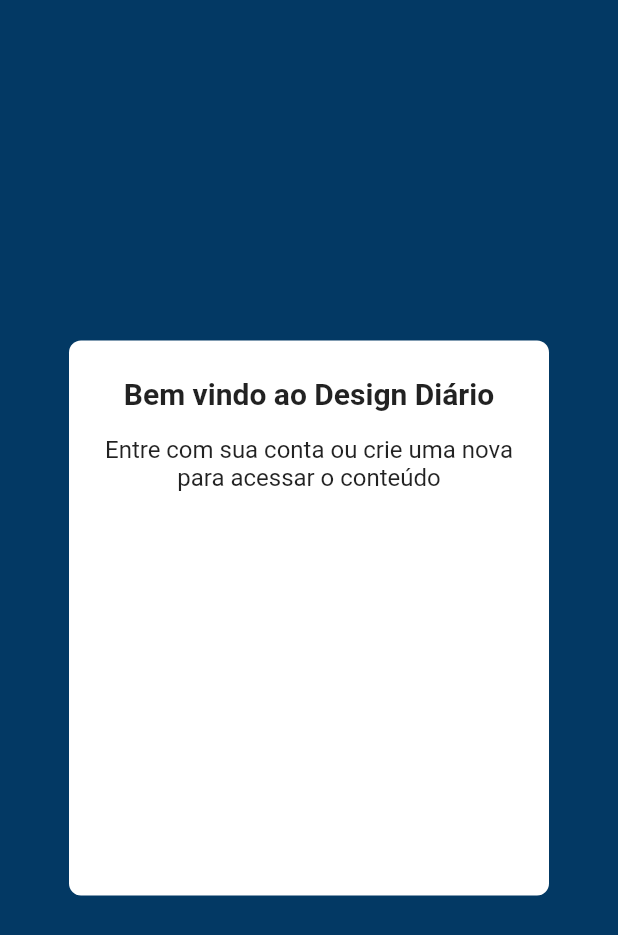
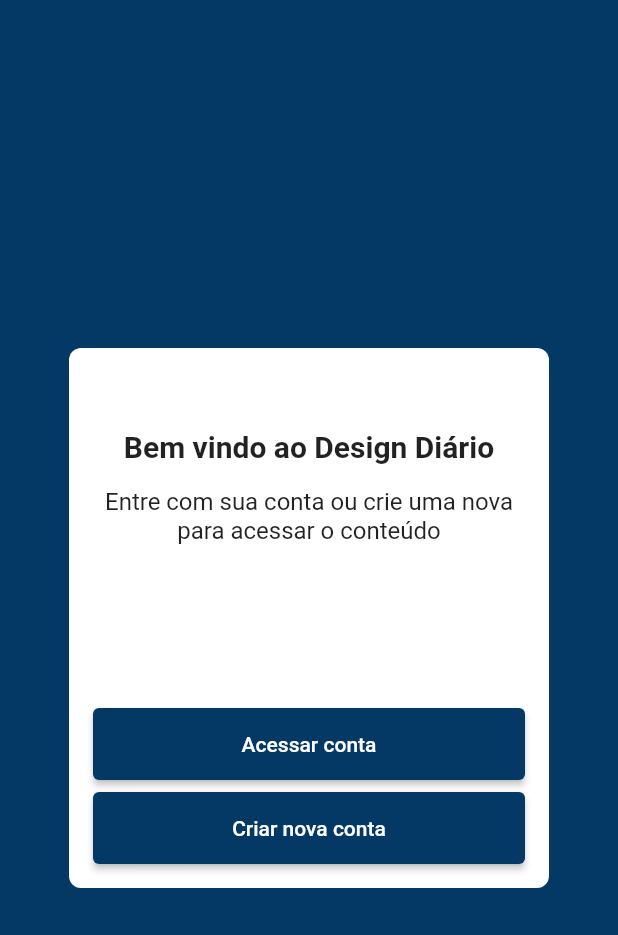
Before and after one commit to Rafa-Oli/article, a Flutter app: the screen it shows after launch, on a phone screen of 412 x 824 dp. Shown: the top 935 px of the screen. Run offline on Flutter 3.47's test engine with Material 2 defaults, Android fonts, the phone set to English and light mode, and no system bars; our stand-ins replace flutter_bloc.

Commit message:
feat: finish screen initial

```diff
--- a/lib/features/authentication/screens/initial_screen.dart
+++ b/lib/features/authentication/screens/initial_screen.dart
@@ -20,15 +20,22 @@ class _InitialScreenState extends State<InitialScreen> {
         backgroundColor: Colors.transparent,
         body: Center(
           child: Container(
-              // color: Colors.white,
               decoration: BoxDecoration(
-                  color: Colors.white, borderRadius: BorderRadius.circular(8)),
+                color: Colors.white,
+                borderRadius: BorderRadius.circular(8),
+              ),
               width: 320,
-              height: 370,
+              height: 360,
               child: Padding(
                 padding: const EdgeInsets.all(16.0),
                 child: Column(
-                  // mainAxisAlignment: MainAxisAlignment.center,
+                  mainAxisAlignment: MainAxisAlignment.spaceBetween,
+                  crossAxisAlignment: CrossAxisAlignment.center,
+                  children: [
+                    Padding(
+                      padding: const EdgeInsets.symmetric(vertical: 30),
+                      child: Column(
+                        mainAxisAlignment: MainAxisAlignment.center,
                         crossAxisAlignment: CrossAxisAlignment.center,
                         children: [
                           const SizedBox(
@@ -50,7 +57,41 @@ class _InitialScreenState extends State<InitialScreen> {
                               style: theme.textTheme.subtitle1!
                                   .copyWith(fontWeight: FontWeight.normal),
                             ),
+                          ),
+                        ],
+                      ),
+                    ),
+                    Column(
+                      children: [
+                        SizedBox(
+                          width: double.maxFinite,
+                          child: ElevatedButton(
+                              style: ButtonStyle(
+                                  padding: MaterialStateProperty.all(
+                                      const EdgeInsets.all(16)),
+                                  backgroundColor: MaterialStateProperty.all(
+                                    const Color.fromARGB(255, 3, 57, 100),
+                                  )),
+                              onPressed: () {},
+                              child: const Text('Acessar conta')),
+                        ),
+                        const SizedBox(
+                          height: 8,
+                        ),
+                        SizedBox(
+                          width: double.maxFinite,
+                          child: ElevatedButton(
+                              style: ButtonStyle(
+                                  padding: MaterialStateProperty.all(
+                                      const EdgeInsets.all(16)),
+                                  backgroundColor: MaterialStateProperty.all(
+                                    const Color.fromARGB(255, 3, 57, 100),
+                                  )),
+                              onPressed: () {},
+                              child: const Text('Criar nova conta')),
                         )
+                      ],
+                    ),
                   ],
                 ),
               )),
```
Lines whose indentation alone changed are shown as unchanged.
